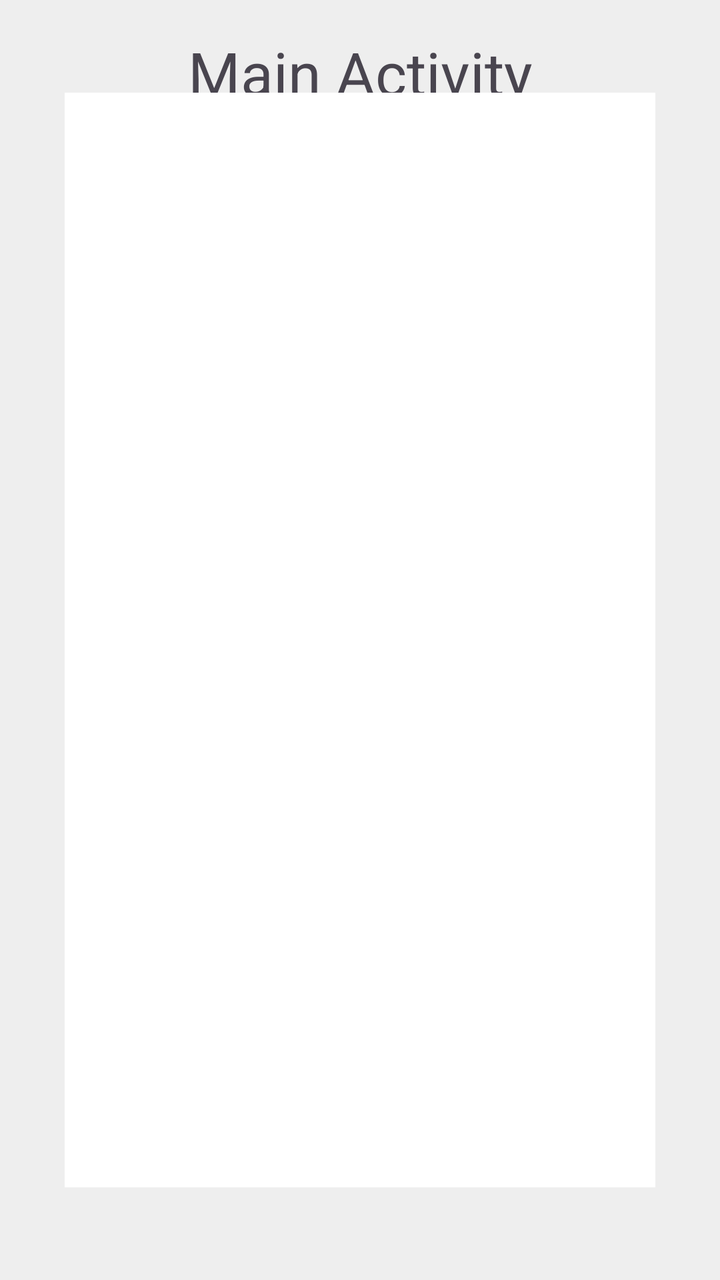
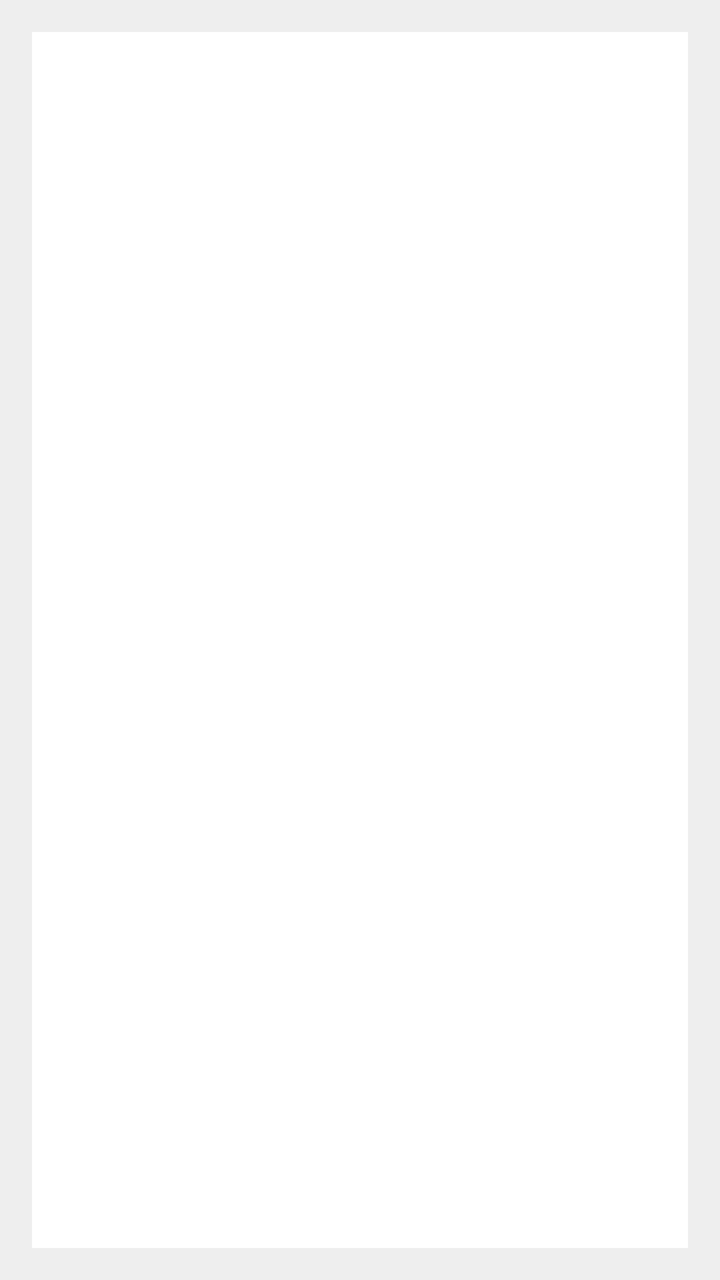

An Android layout rendered at two revisions. The XML below is the earlier revision; the diff shows what the commit changed to produce the second picture.
<!-- AndroidManifest.xml: application theme Theme.MyApplication -->
<!-- res/layout/activity_main.xml -->
<?xml version="1.0" encoding="utf-8"?>
<androidx.constraintlayout.widget.ConstraintLayout
    xmlns:android="http://schemas.android.com/apk/res/android"
    xmlns:app="http://schemas.android.com/apk/res-auto"
    xmlns:tools="http://schemas.android.com/tools"
    android:layout_width="match_parent"
    android:layout_height="match_parent"
    android:padding="16dp"
    android:background="#EEEEEE">

    <TextView
        android:id="@+id/textView"
        android:layout_width="match_parent"
        android:layout_height="wrap_content"
        android:text="Main Activity"
        android:textSize="30sp"
        android:gravity="center"
        app:layout_constraintEnd_toEndOf="parent"
        app:layout_constraintHorizontal_bias="0.0"
        app:layout_constraintStart_toStartOf="parent"
        app:layout_constraintTop_toTopOf="parent" />

    <androidx.fragment.app.FragmentContainerView
        android:id="@+id/fragmentContainer"
        android:layout_width="0dp"
        android:layout_height="0dp"
        android:background="#FFFFFF"
        android:padding="8dp"
        app:layout_constraintTop_toTopOf="parent"
        app:layout_constraintBottom_toBottomOf="parent"
        app:layout_constraintStart_toStartOf="parent"
        app:layout_constraintEnd_toEndOf="parent"
        app:layout_constraintWidth_percent="0.9"
        app:layout_constraintHeight_percent="0.9" />

</androidx.constraintlayout.widget.ConstraintLayout>
<!-- resources referenced by this layout -->
<resources>
  <style name="Theme.MyApplication" parent="Base.Theme.MyApplication" />
  <style name="Base.Theme.MyApplication" parent="Theme.Material3.DayNight.NoActionBar">
          
          
      </style>
</resources>

<!-- the commit's change to res/layout/activity_main.xml (unified diff, before → after) -->
@@ -20,17 +20,42 @@
         app:layout_constraintStart_toStartOf="parent"
         app:layout_constraintTop_toTopOf="parent" />
 
+    <Button
+        android:id="@+id/btnFirst"
+        android:layout_width="0dp"
+        android:layout_height="wrap_content"
+        android:layout_marginTop="60dp"
+        android:layout_marginEnd="8dp"
+        android:text="First"
+        app:layout_constraintEnd_toStartOf="@id/btnSecond"
+        app:layout_constraintHorizontal_weight="1"
+        app:layout_constraintStart_toStartOf="parent"
+        app:layout_constraintTop_toTopOf="parent" />
+
+    <Button
+        android:id="@+id/btnSecond"
+        android:layout_width="0dp"
+        android:layout_height="wrap_content"
+        android:layout_marginStart="8dp"
+        android:layout_marginTop="60dp"
+        android:text="Second"
+        app:layout_constraintEnd_toEndOf="parent"
+        app:layout_constraintHorizontal_weight="1"
+        app:layout_constraintStart_toEndOf="@id/btnFirst"
+        app:layout_constraintTop_toTopOf="parent" />
+
     <androidx.fragment.app.FragmentContainerView
         android:id="@+id/fragmentContainer"
-        android:layout_width="0dp"
-        android:layout_height="0dp"
+        android:layout_width="344dp"
+        android:layout_height="739dp"
         android:background="#FFFFFF"
         android:padding="8dp"
+        app:layout_constraintBottom_toBottomOf="parent"
+        app:layout_constraintEnd_toEndOf="parent"
+        app:layout_constraintHeight_percent="0.9"
+        app:layout_constraintStart_toStartOf="parent"
         app:layout_constraintTop_toTopOf="parent"
-        app:layout_constraintBottom_toBottomOf="parent"
-        app:layout_constraintStart_toStartOf="parent"
-        app:layout_constraintEnd_toEndOf="parent"
-        app:layout_constraintWidth_percent="0.9"
-        app:layout_constraintHeight_percent="0.9" />
+        app:layout_constraintVertical_bias="1.0"
+        app:layout_constraintWidth_percent="0.9" />
 
 </androidx.constraintlayout.widget.ConstraintLayout>
